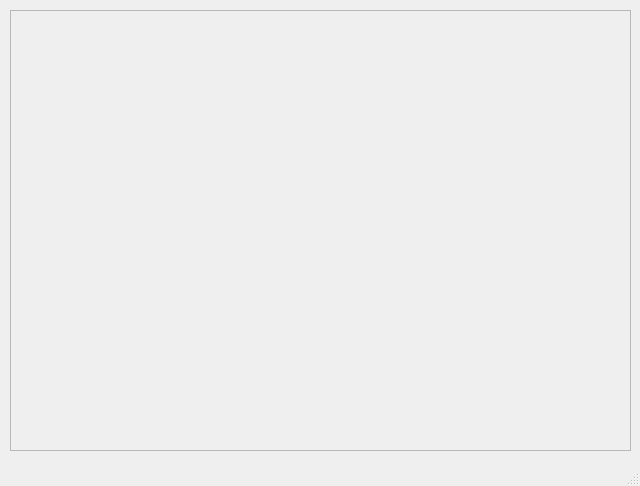
Above: nav.ui from Tairy/parking before the change. Below: the same form after it.
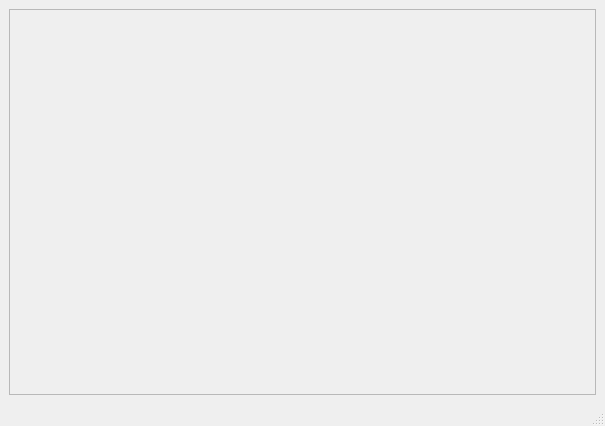
That is the form after the change.

The edit to the form file:
```diff
--- a/nav.ui
+++ b/nav.ui
@@ -6,23 +6,17 @@
    <rect>
     <x>0</x>
     <y>0</y>
-    <width>640</width>
-    <height>486</height>
+    <width>605</width>
+    <height>426</height>
    </rect>
   </property>
   <property name="windowTitle">
    <string>MainWindow</string>
   </property>
   <widget class="QWidget" name="centralwidget">
+   <layout class="QGridLayout" name="gridLayout">
+    <item row="0" column="0">
    <widget class="QScrollArea" name="scrollArea">
-    <property name="geometry">
-     <rect>
-      <x>10</x>
-      <y>10</y>
-      <width>621</width>
-      <height>441</height>
-     </rect>
-    </property>
     <property name="widgetResizable">
      <bool>true</bool>
     </property>
@@ -31,12 +25,14 @@
       <rect>
        <x>0</x>
        <y>0</y>
-       <width>619</width>
-       <height>439</height>
+         <width>585</width>
+         <height>384</height>
       </rect>
      </property>
     </widget>
    </widget>
+    </item>
+   </layout>
   </widget>
   <widget class="QStatusBar" name="statusbar"/>
  </widget>
```
Left out of the diff: 2 changed lines with no effect on the pictures. Lines whose indentation alone changed are shown as unchanged.
